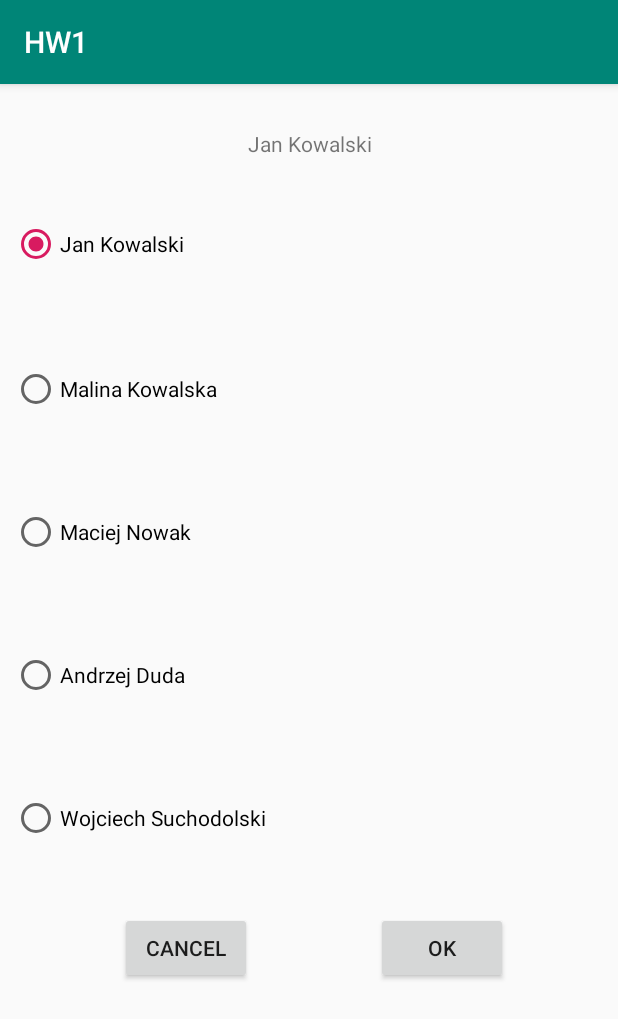
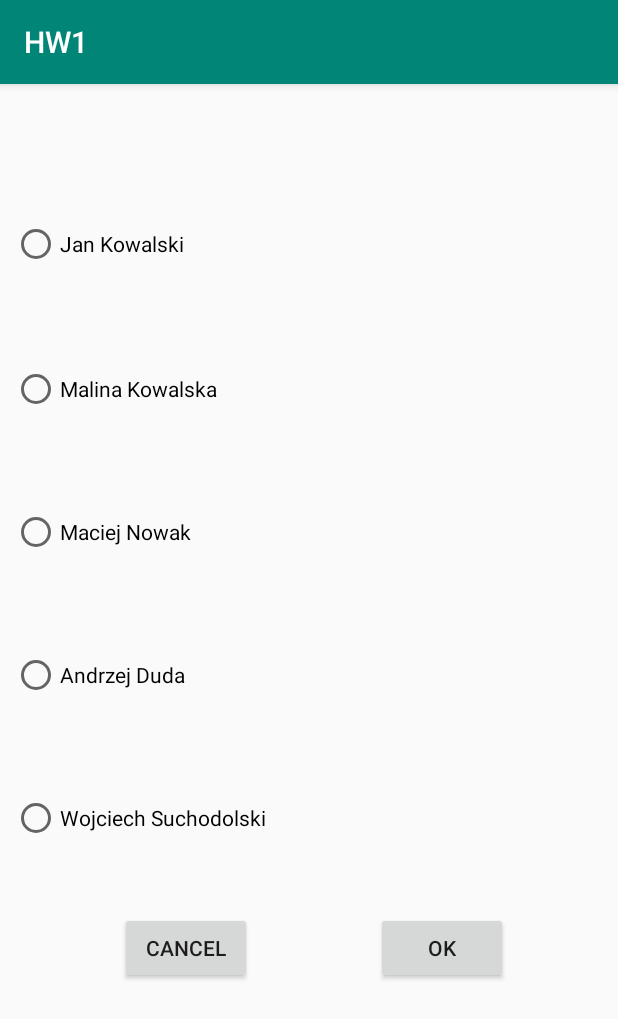
Before and after one commit to jasperpl/android_app_HW1, an Android app: the screen it shows after launch (contact_activity), after a tap on "CHANGE CONTACT", on a phone screen of 412 x 824 dp. Shown: the top 1019 px of the screen. Run offline under Robolectric (Android 15) with nearby library versions, the phone set to English and light mode, and no system bars.

Commit message:
final commit (without music files)

```diff
--- a/app/src/main/java/com/example/hw1/MainActivity.java
+++ b/app/src/main/java/com/example/hw1/MainActivity.java
@@ -35,6 +35,7 @@ public class MainActivity extends AppCompatActivity {
         super.onCreate(savedInstanceState);
         setContentView(R.layout.activity_main);
         final MediaPlayer sound;
+        text = findViewById(R.id.this_contact);
         savedExtra = getIntent().getStringExtra("contact_text");
         savedExtraImage=getIntent().getIntExtra("image", 0);;
         int selected_sound=getIntent().getIntExtra("selected_sound",0);
@@ -77,8 +78,7 @@ public class MainActivity extends AppCompatActivity {
                 this_image=R.drawable.avatar_5;
                 break;
                 default:
-                    this_image=R.drawable.avatar_1;
-                    savedExtra="Jan Kowalski";
+//                    this_image=R.drawable.avatar_1;
         }
         Toolbar toolbar = findViewById(R.id.toolbar);
         setSupportActionBar(toolbar);
@@ -86,9 +86,9 @@ public class MainActivity extends AppCompatActivity {
         Button button_sound= findViewById(R.id.button_sound);
         image_view=findViewById(R.id.contact_avatar);
         FloatingActionButton fab = findViewById(R.id.play);
-        text = findViewById(R.id.this_contact);
+        if(savedExtra!=null){
             text.setText(savedExtra);
-            image_view.setImageResource(this_image);
+            image_view.setImageResource(this_image);}
         fab.setOnClickListener(new View.OnClickListener() {
             @Override
             public void onClick(View view) {
--- a/app/src/main/res/layout/activity_contact_activity.xml
+++ b/app/src/main/res/layout/activity_contact_activity.xml
@@ -10,7 +10,6 @@
         android:layout_width="wrap_content"
         android:layout_height="wrap_content"
         android:layout_marginTop="30dp"
-        android:text="Jan Kowalski"
         android:textAlignment="center"
         app:layout_constraintLeft_toLeftOf="parent"
         app:layout_constraintRight_toRightOf="parent"
@@ -35,7 +34,7 @@
             android:layout_height="match_parent"
             android:layout_centerHorizontal="true"
             android:layout_marginTop="45dp"
-            android:checked="true"
+            android:checked="false"
             android:onClick="onRadioButtonClicked"
             android:text="Jan Kowalski" />
         <RadioButton
```
